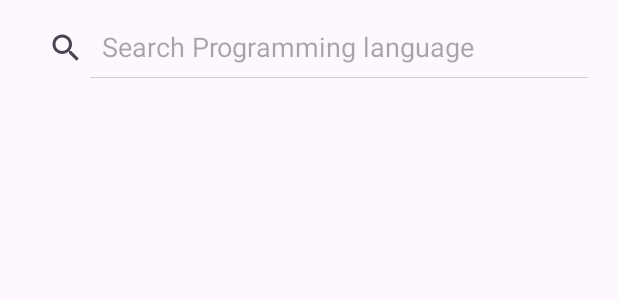
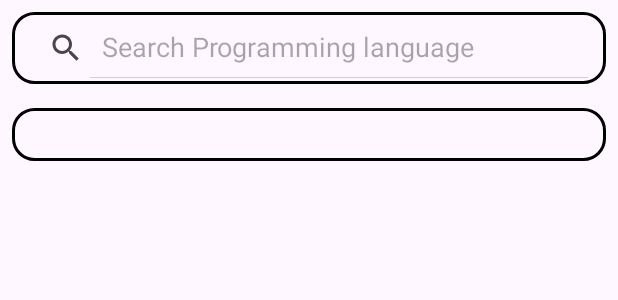
Before and after one commit to andersbor/kotlinSearchViewExample3, an Android app: the layout activity_main.xml on its own in the app's theme, with its tools: preview values and no code run, on a phone screen of 412 x 824 dp. Shown: the top 300 px of the screen. Run offline under Robolectric (Android 15) with nearby library versions, the phone set to English and light mode, and no system bars.

Commit message:
Thin border

```diff
--- /dev/null
+++ b/app/src/main/res/drawable/thin_border_radius.xml
@@ -0,0 +1,9 @@
+<?xml version="1.0" encoding="utf-8"?>
+<shape xmlns:android="http://schemas.android.com/apk/res/android"
+    android:shape="rectangle">
+    <corners
+        android:radius="14dp"/>
+    <stroke
+        android:width="2dp"
+        android:color="@android:color/black"/>
+</shape>
--- a/app/src/main/res/layout/activity_main.xml
+++ b/app/src/main/res/layout/activity_main.xml
@@ -13,20 +13,26 @@
         android:layout_width="match_parent"
         android:layout_height="wrap_content"
         android:layout_margin="8dp"
+        android:background="@drawable/thin_border_radius"
         android:iconifiedByDefault="false"
         android:padding="4dp"
         android:queryHint="Search Programming language" />
 
     <TextView
         android:id="@+id/textview_message"
-        android:layout_width="wrap_content"
-        android:layout_height="wrap_content" />
+        android:layout_width="match_parent"
+        android:layout_height="wrap_content"
+        android:layout_margin="8dp"
+        android:background="@drawable/thin_border_radius"
+        android:padding="8dp" />
 
     <!--List View from which data is to be searched
          for different programming languages-->
     <ListView
         android:id="@+id/listview_languages"
         android:layout_width="match_parent"
-        android:layout_height="fill_parent" />
+        android:layout_height="wrap_content"
+        android:layout_margin="8dp"
+        android:background="@drawable/thin_border_radius" />
 
 </LinearLayout>
```
